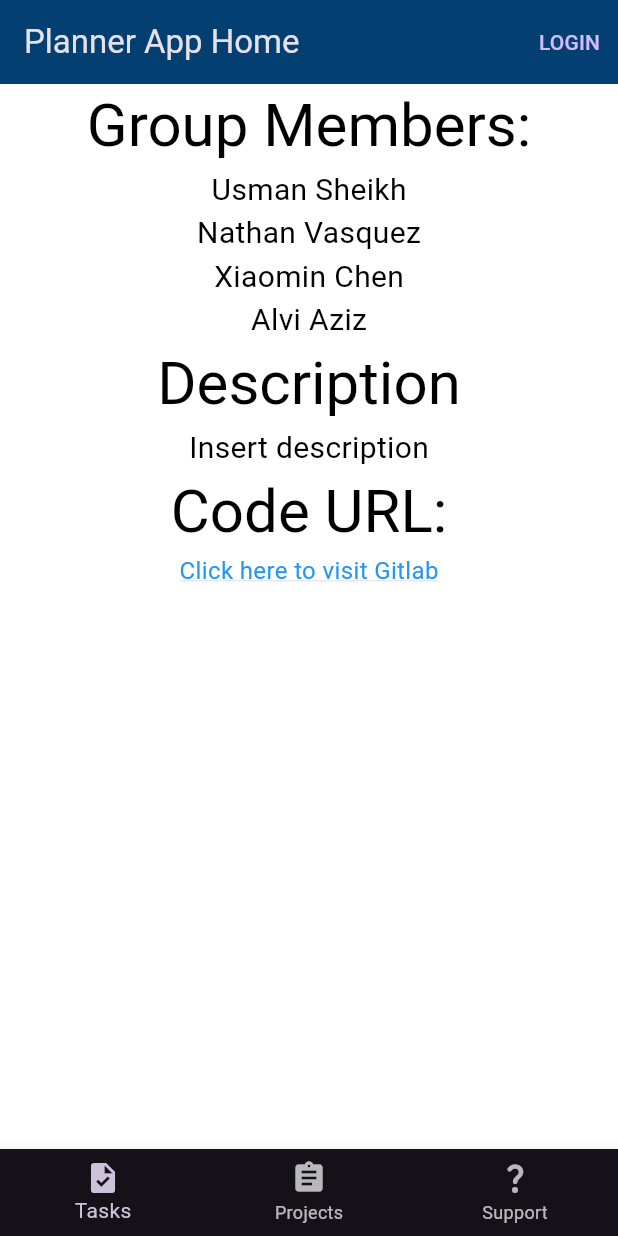
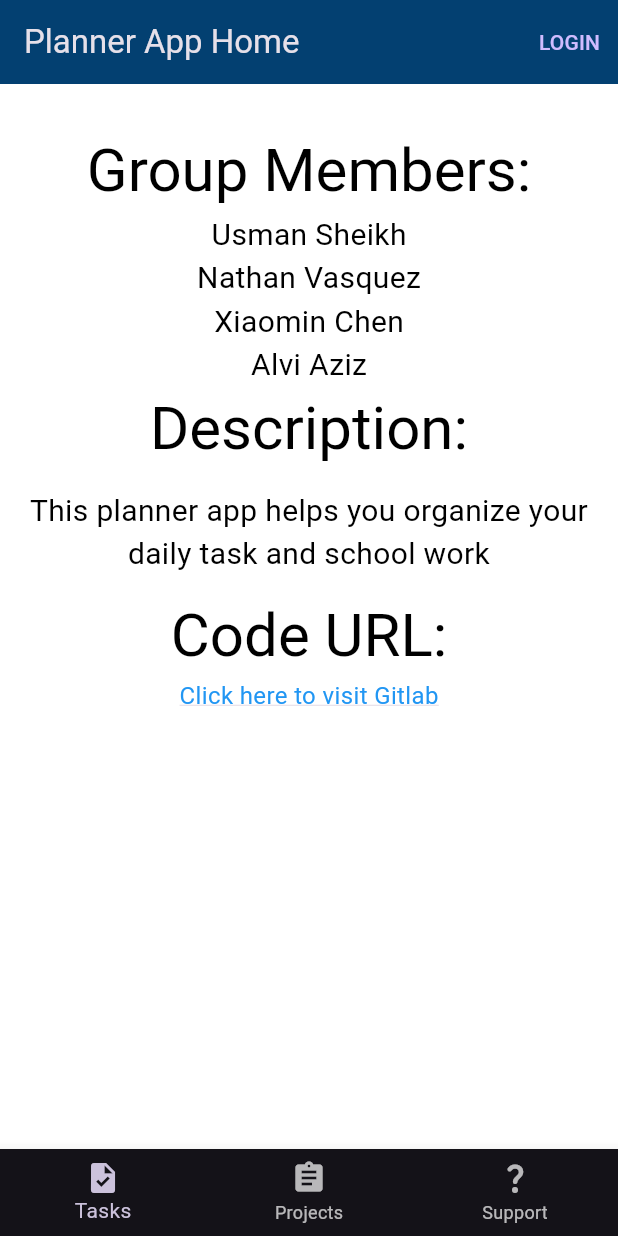
Before and after one commit to imELVEE/imported-taskmanager, a Flutter app: the screen it shows after launch, on a phone screen of 412 x 824 dp. Run offline on Flutter 3.47's test engine with Material 3 defaults, Android fonts, the phone set to English and light mode, and no system bars; our stand-ins replace firebase_auth, firebase_core, google_sign_in, sign_in_button; missing offline and left inert: date_time_format; accounts and stored records are empty.

Commit message:
add padding to homepage

```diff
--- a/lib/pages/home.dart
+++ b/lib/pages/home.dart
@@ -31,6 +31,7 @@ class HomePageState extends State<HomePage> {
       body: SingleChildScrollView(
         child: Column(
           children: [
+            const SizedBox(height: 30),
             AppBar(
               title: const Text("Group Members:", style: TextStyle(fontSize: 40, color: Colors.black)),
               centerTitle: true,
@@ -46,11 +47,20 @@ class HomePageState extends State<HomePage> {
               ],
             ),
             AppBar(
-              title: const Text("Description", style: TextStyle(fontSize: 40, color: Colors.black)),
+              title: const Text("Description:", style: TextStyle(fontSize: 40, color: Colors.black)),
               centerTitle: true,
               backgroundColor: Colors.white,
             ),
-            const Text("Insert description", style: TextStyle(fontSize: 20, color: Colors.black)),
+            const Padding(
+            padding: EdgeInsets.all(12.0),
+            child: Center(
+              child:Text(
+                "This planner app helps you organize your daily task and school work",
+                style: TextStyle(fontSize: 20, color: Colors.black),
+                textAlign: TextAlign.center,
+              ),
+            ),
+          ),
             AppBar(
               title: const Text("Code URL:", style: TextStyle(fontSize: 40, color: Colors.black)),
               centerTitle: true,
@@ -67,15 +77,16 @@ class HomePageState extends State<HomePage> {
                 ),
               ),
             ),
+            const SizedBox(height: 20),
             // Display current user info
             if (_currentUser != null) ...[
               Text(
                 'Username: ${_currentUser!.displayName ?? "No Username"}',
-                style: TextStyle(fontSize: 20, color: Colors.black),
+                style: const TextStyle(fontSize: 20, color: Colors.black),
               ),
               Text(
                 'Email:${_currentUser!.email ?? "No Email"}',
-                style: TextStyle(fontSize: 20, color: Colors.black),
+                style: const TextStyle(fontSize: 20, color: Colors.black),
               ),
             ],
           ],
```
